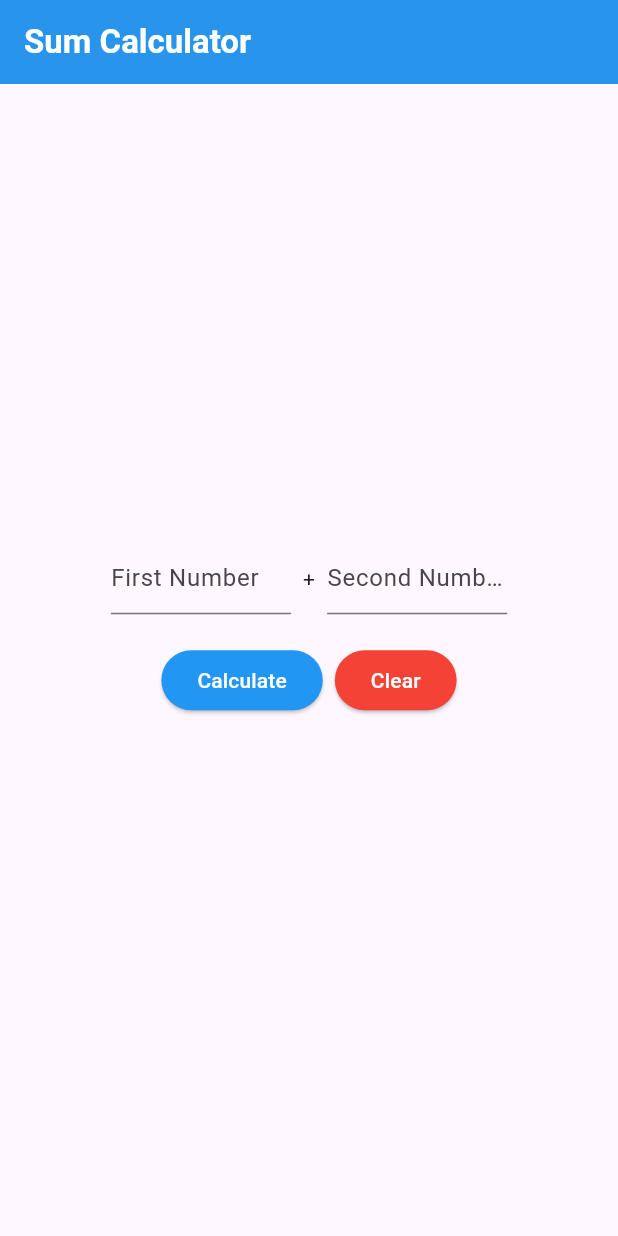
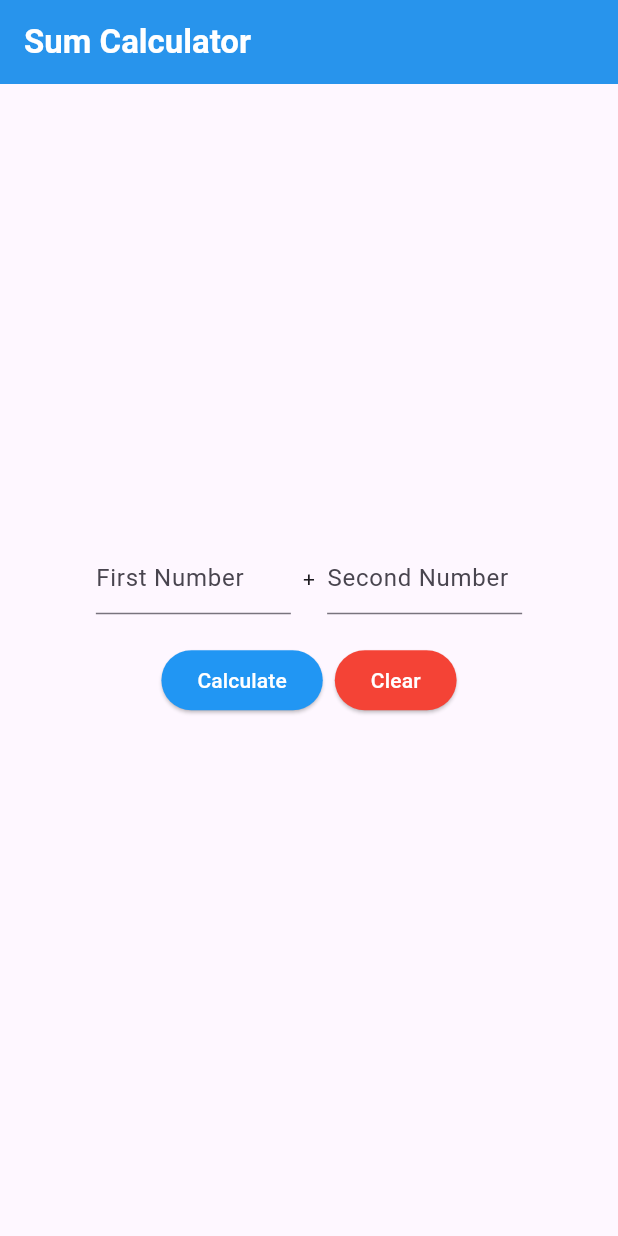
Before and after one commit to N-K-L1/flutter_application, a Flutter app: the screen it shows after launch, on a phone screen of 412 x 824 dp. Run offline on Flutter 3.47's test engine with Material 3 defaults, Android fonts, the phone set to English and light mode, and no system bars.

Commit message:
Change width of the textfield

```diff
--- a/lib/week05/sum.dart
+++ b/lib/week05/sum.dart
@@ -56,7 +56,7 @@ class _SumState extends State<Sum> {
             mainAxisAlignment: MainAxisAlignment.center,
             children: [
               SizedBox(
-                width: 120,
+                width: 130,
                 child: TextField(
                   controller: tcNum1,
                   decoration: InputDecoration(hintText: 'First Number'),
@@ -66,7 +66,7 @@ class _SumState extends State<Sum> {
               const Text('+'),
               const SizedBox(width: 8),
               SizedBox(
-                width: 120,
+                width: 130,
                 child: TextField(
                   controller: tcNum2,
                   decoration: InputDecoration(hintText: 'Second Number'),
```
